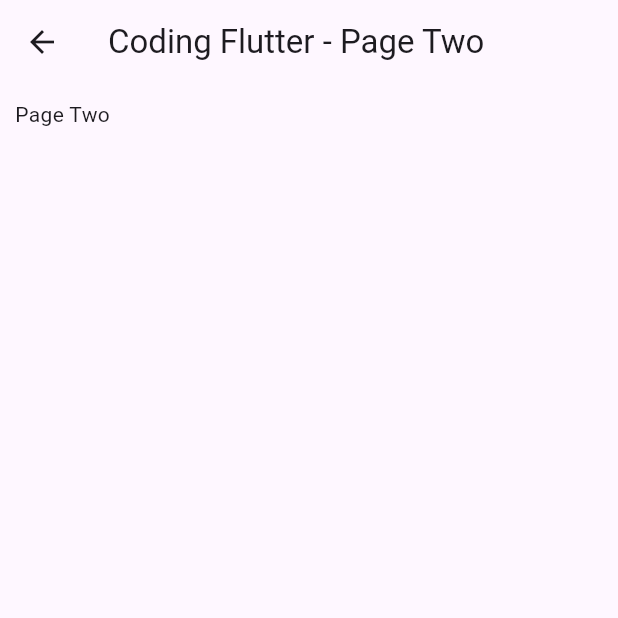
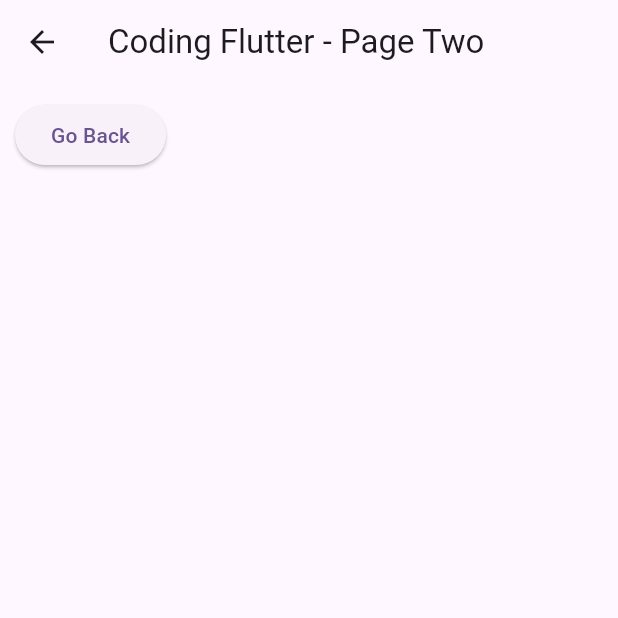
Before and after one commit to khanifzyen/project_pertama, a Flutter app: the PageTwo screen opened directly, on a phone screen of 412 x 824 dp, the top half of it. Run offline on Flutter 3.47's test engine with Material 3 defaults, Android fonts, the light colour scheme and no system bars.

Commit message:
add navigator pop

```diff
--- a/lib/lessons/navigation/page_two.dart
+++ b/lib/lessons/navigation/page_two.dart
@@ -9,9 +9,14 @@ class PageTwo extends StatelessWidget {
       appBar: AppBar(
         title: const Text('Coding Flutter - Page Two'),
       ),
-      body: const Padding(
-        padding: EdgeInsets.all(10.0),
-        child: Text('Page Two'),
+      body: Padding(
+        padding: const EdgeInsets.all(10.0),
+        child: ElevatedButton(
+          onPressed: () {
+            Navigator.pop(context);
+          },
+          child: const Text('Go Back'),
+        ),
       ),
     );
   }
```
